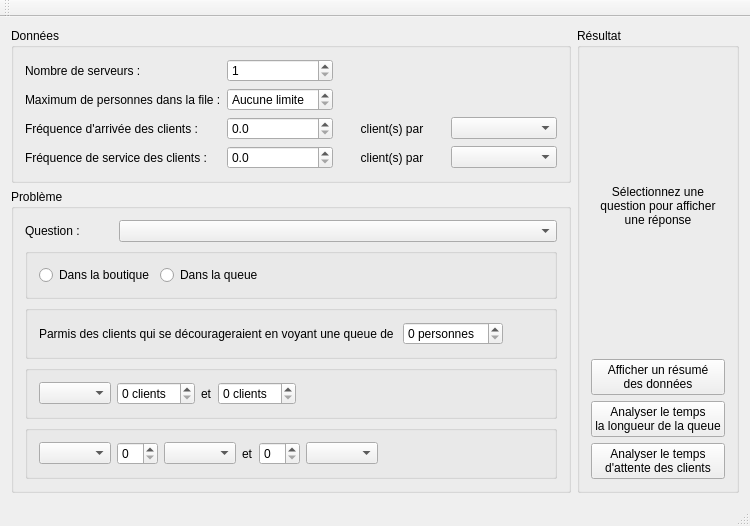
Above: WaitingLine/mainwindow.ui from AmaneMisora/Processus-Stochastique before the change. Below: the same form after it.
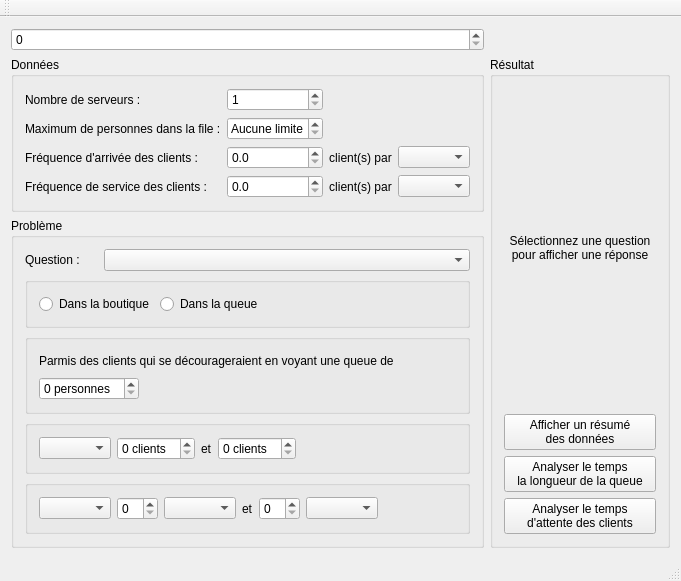
That is the form after the change.

What changed in the file:
```diff
--- a/WaitingLine/mainwindow.ui
+++ b/WaitingLine/mainwindow.ui
@@ -7,7 +7,7 @@
     <x>0</x>
     <y>0</y>
     <width>681</width>
-    <height>449</height>
+    <height>507</height>
    </rect>
   </property>
   <property name="windowTitle">
@@ -15,182 +15,7 @@
   </property>
   <widget class="QWidget" name="centralWidget">
    <layout class="QGridLayout" name="gridLayout_2" columnstretch="1,1">
-    <item row="0" column="0">
-     <widget class="QGroupBox" name="GroupBoxData">
-      <property name="title">
-       <string>Données</string>
-      </property>
-      <layout class="QGridLayout" name="gridLayout">
-       <item row="0" column="0">
-        <widget class="QLabel" name="LabelNbServer">
-         <property name="text">
-          <string>Nombre de serveurs : </string>
-         </property>
-        </widget>
-       </item>
-       <item row="2" column="1">
-        <widget class="QDoubleSpinBox" name="DoubleSpinBoxFrequenceArrivee">
-         <property name="decimals">
-          <number>1</number>
-         </property>
-         <property name="maximum">
-          <double>1000.000000000000000</double>
-         </property>
-        </widget>
-       </item>
-       <item row="2" column="0">
-        <widget class="QLabel" name="LabelFrequenceArrivee">
-         <property name="text">
-          <string>Fréquence d'arrivée des clients :</string>
-         </property>
-        </widget>
-       </item>
-       <item row="2" column="3">
-        <widget class="QComboBox" name="ComboBoxFrequenceArrivee"/>
-       </item>
-       <item row="3" column="2">
-        <widget class="QLabel" name="label_6">
-         <property name="text">
-          <string>client(s) par</string>
-         </property>
-         <property name="alignment">
-          <set>Qt::AlignCenter</set>
-         </property>
-        </widget>
-       </item>
-       <item row="1" column="0">
-        <widget class="QLabel" name="LabelNbMaxPers">
-         <property name="text">
-          <string>Maximum de personnes dans la file :</string>
-         </property>
-        </widget>
-       </item>
-       <item row="3" column="1">
-        <widget class="QDoubleSpinBox" name="DoubleSpinBoxFrequenceService">
-         <property name="decimals">
-          <number>1</number>
-         </property>
-         <property name="maximum">
-          <double>1000.000000000000000</double>
-         </property>
-        </widget>
-       </item>
-       <item row="3" column="3">
-        <widget class="QComboBox" name="ComboBoxFrequenceService"/>
-       </item>
-       <item row="3" column="0">
-        <widget class="QLabel" name="LabelFrequenceService">
-         <property name="text">
-          <string>Fréquence de service des clients :</string>
-         </property>
-        </widget>
-       </item>
-       <item row="2" column="2">
-        <widget class="QLabel" name="label_5">
-         <property name="text">
-          <string>client(s) par</string>
-         </property>
-         <property name="alignment">
-          <set>Qt::AlignCenter</set>
-         </property>
-        </widget>
-       </item>
-       <item row="1" column="1">
-        <widget class="QSpinBox" name="SpinBoxNbMaxPers">
-         <property name="specialValueText">
-          <string>Aucune limite</string>
-         </property>
-        </widget>
-       </item>
-       <item row="0" column="1">
-        <widget class="QSpinBox" name="SpinBoxNbServer">
-         <property name="specialValueText">
-          <string/>
-         </property>
-         <property name="minimum">
-          <number>1</number>
-         </property>
-        </widget>
-       </item>
-      </layout>
-     </widget>
-    </item>
-    <item row="0" column="1" rowspan="2">
-     <widget class="QGroupBox" name="GroupBoxResult">
-      <property name="title">
-       <string>Résultat</string>
-      </property>
-      <layout class="QVBoxLayout" name="verticalLayout_4">
-       <item>
-        <spacer name="verticalSpacer_2">
-         <property name="orientation">
-          <enum>Qt::Vertical</enum>
-         </property>
-         <property name="sizeHint" stdset="0">
-          <size>
-           <width>20</width>
-           <height>40</height>
-          </size>
-         </property>
-        </spacer>
-       </item>
-       <item>
-        <widget class="QLabel" name="LabelAnswer">
-         <property name="text">
-          <string>Sélectionnez une question pour afficher une réponse</string>
-         </property>
-         <property name="textFormat">
-          <enum>Qt::AutoText</enum>
-         </property>
-         <property name="alignment">
-          <set>Qt::AlignCenter</set>
-         </property>
-         <property name="wordWrap">
-          <bool>true</bool>
-         </property>
-        </widget>
-       </item>
-       <item>
-        <spacer name="verticalSpacer">
-         <property name="orientation">
-          <enum>Qt::Vertical</enum>
-         </property>
-         <property name="sizeHint" stdset="0">
-          <size>
-           <width>20</width>
-           <height>40</height>
-          </size>
-         </property>
-        </spacer>
-       </item>
-       <item>
-        <widget class="QPushButton" name="PushButtonGlobalResult">
-         <property name="text">
-          <string>Afficher un résumé
-des données</string>
-         </property>
-        </widget>
-       </item>
-       <item>
-        <widget class="QPushButton" name="PushButtonGrathLenth">
-         <property name="text">
-          <string>Analyser le temps
-la longueur de la queue</string>
-         </property>
-        </widget>
-       </item>
-       <item>
-        <widget class="QPushButton" name="PushButtonGraphTime">
-         <property name="text">
-          <string>Analyser le temps
-d'attente des clients</string>
-         </property>
-        </widget>
-       </item>
-      </layout>
-     </widget>
-    </item>
-    <item row="1" column="0">
+    <item row="2" column="0">
      <widget class="QGroupBox" name="GroupBoxProblem">
       <property name="title">
        <string>Problème</string>
@@ -268,8 +93,8 @@
            <property name="flat">
             <bool>true</bool>
            </property>
-           <layout class="QHBoxLayout" name="horizontalLayout">
-            <item>
+           <layout class="QGridLayout" name="gridLayout_3">
+            <item row="0" column="0">
              <widget class="QLabel" name="LabelQ3">
               <property name="sizePolicy">
                <sizepolicy hsizetype="Maximum" vsizetype="Preferred">
@@ -288,7 +113,20 @@
               </property>
              </widget>
             </item>
-            <item>
+            <item row="0" column="2">
+             <spacer name="horizontalSpacer">
+              <property name="orientation">
+               <enum>Qt::Horizontal</enum>
+              </property>
+              <property name="sizeHint" stdset="0">
+               <size>
+                <width>40</width>
+                <height>20</height>
+               </size>
+              </property>
+             </spacer>
+            </item>
+            <item row="1" column="0">
              <widget class="QSpinBox" name="SpinBoxQ3">
               <property name="sizePolicy">
                <sizepolicy hsizetype="Maximum" vsizetype="Fixed">
@@ -301,19 +139,6 @@
               </property>
              </widget>
             </item>
-            <item>
-             <spacer name="horizontalSpacer">
-              <property name="orientation">
-               <enum>Qt::Horizontal</enum>
-              </property>
-              <property name="sizeHint" stdset="0">
-               <size>
-                <width>40</width>
-                <height>20</height>
-               </size>
-              </property>
-             </spacer>
-            </item>
            </layout>
           </widget>
          </item>
@@ -430,9 +255,200 @@
          </item>
         </layout>
        </item>
+       <item>
+        <spacer name="verticalSpacer_3">
+         <property name="orientation">
+          <enum>Qt::Vertical</enum>
+         </property>
+         <property name="sizeHint" stdset="0">
+          <size>
+           <width>20</width>
+           <height>40</height>
+          </size>
+         </property>
+        </spacer>
+       </item>
       </layout>
      </widget>
     </item>
+    <item row="1" column="1" rowspan="2">
+     <widget class="QGroupBox" name="GroupBoxResult">
+      <property name="title">
+       <string>Résultat</string>
+      </property>
+      <layout class="QVBoxLayout" name="verticalLayout_4">
+       <item>
+        <spacer name="verticalSpacer_2">
+         <property name="orientation">
+          <enum>Qt::Vertical</enum>
+         </property>
+         <property name="sizeHint" stdset="0">
+          <size>
+           <width>20</width>
+           <height>40</height>
+          </size>
+         </property>
+        </spacer>
+       </item>
+       <item>
+        <widget class="QLabel" name="LabelAnswer">
+         <property name="text">
+          <string>Sélectionnez une question pour afficher une réponse</string>
+         </property>
+         <property name="textFormat">
+          <enum>Qt::AutoText</enum>
+         </property>
+         <property name="alignment">
+          <set>Qt::AlignCenter</set>
+         </property>
+         <property name="wordWrap">
+          <bool>true</bool>
+         </property>
+        </widget>
+       </item>
+       <item>
+        <spacer name="verticalSpacer">
+         <property name="orientation">
+          <enum>Qt::Vertical</enum>
+         </property>
+         <property name="sizeHint" stdset="0">
+          <size>
+           <width>20</width>
+           <height>40</height>
+          </size>
+         </property>
+        </spacer>
+       </item>
+       <item>
+        <widget class="QPushButton" name="PushButtonGlobalResult">
+         <property name="text">
+          <string>Afficher un résumé
+des données</string>
+         </property>
+        </widget>
+       </item>
+       <item>
+        <widget class="QPushButton" name="PushButtonGrathLenth">
+         <property name="text">
+          <string>Analyser le temps
+la longueur de la queue</string>
+         </property>
+        </widget>
+       </item>
+       <item>
+        <widget class="QPushButton" name="PushButtonGraphTime">
+         <property name="text">
+          <string>Analyser le temps
+d'attente des clients</string>
+         </property>
+        </widget>
+       </item>
+      </layout>
+     </widget>
+    </item>
+    <item row="1" column="0">
+     <widget class="QGroupBox" name="GroupBoxData">
+      <property name="title">
+       <string>Données</string>
+      </property>
+      <layout class="QGridLayout" name="gridLayout">
+       <item row="0" column="0">
+        <widget class="QLabel" name="LabelNbServer">
+         <property name="text">
+          <string>Nombre de serveurs : </string>
+         </property>
+        </widget>
+       </item>
+       <item row="2" column="1">
+        <widget class="QDoubleSpinBox" name="DoubleSpinBoxFrequenceArrivee">
+         <property name="decimals">
+          <number>1</number>
+         </property>
+         <property name="maximum">
+          <double>1000.000000000000000</double>
+         </property>
+        </widget>
+       </item>
+       <item row="2" column="0">
+        <widget class="QLabel" name="LabelFrequenceArrivee">
+         <property name="text">
+          <string>Fréquence d'arrivée des clients :</string>
+         </property>
+        </widget>
+       </item>
+       <item row="2" column="3">
+        <widget class="QComboBox" name="ComboBoxFrequenceArrivee"/>
+       </item>
+       <item row="3" column="2">
+        <widget class="QLabel" name="label_6">
+         <property name="text">
+          <string>client(s) par</string>
+         </property>
+         <property name="alignment">
+          <set>Qt::AlignCenter</set>
+         </property>
+        </widget>
+       </item>
+       <item row="1" column="0">
+        <widget class="QLabel" name="LabelNbMaxPers">
+         <property name="text">
+          <string>Maximum de personnes dans la file :</string>
+         </property>
+        </widget>
+       </item>
+       <item row="3" column="1">
+        <widget class="QDoubleSpinBox" name="DoubleSpinBoxFrequenceService">
+         <property name="decimals">
+          <number>1</number>
+         </property>
+         <property name="maximum">
+          <double>1000.000000000000000</double>
+         </property>
+        </widget>
+       </item>
+       <item row="3" column="3">
+        <widget class="QComboBox" name="ComboBoxFrequenceService"/>
+       </item>
+       <item row="3" column="0">
+        <widget class="QLabel" name="LabelFrequenceService">
+         <property name="text">
+          <string>Fréquence de service des clients :</string>
+         </property>
+        </widget>
+       </item>
+       <item row="2" column="2">
+        <widget class="QLabel" name="label_5">
+         <property name="text">
+          <string>client(s) par</string>
+         </property>
+         <property name="alignment">
+          <set>Qt::AlignCenter</set>
+         </property>
+        </widget>
+       </item>
+       <item row="1" column="1">
+        <widget class="QSpinBox" name="SpinBoxNbMaxPers">
+         <property name="specialValueText">
+          <string>Aucune limite</string>
+         </property>
+        </widget>
+       </item>
+       <item row="0" column="1">
+        <widget class="QSpinBox" name="SpinBoxNbServer">
+         <property name="specialValueText">
+          <string/>
+         </property>
+         <property name="minimum">
+          <number>1</number>
+         </property>
+        </widget>
+       </item>
+      </layout>
+     </widget>
+    </item>
+    <item row="0" column="0">
+     <widget class="QSpinBox" name="SpinBoxFont"/>
+    </item>
    </layout>
   </widget>
   <widget class="QMenuBar" name="menuBar">
```
Left out of the diff: 1 changed line with no effect on the pictures.
